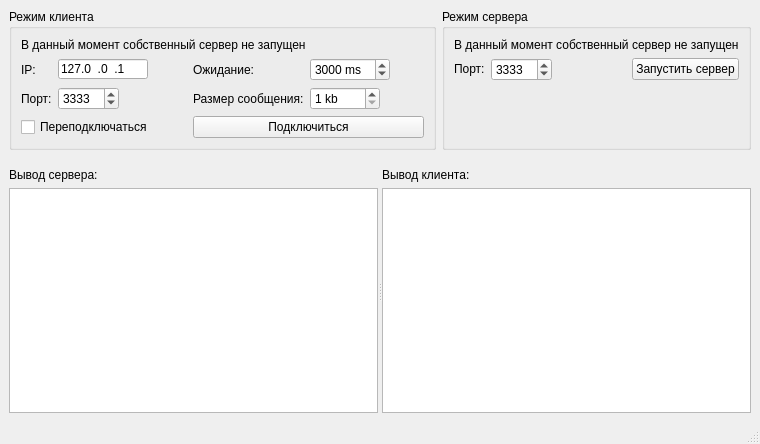
CJayM/PingPong, file mainwindow.ui: the form before one commit.
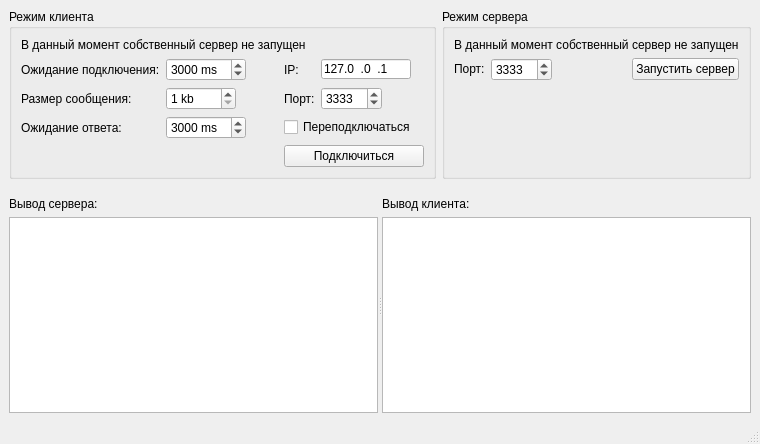
The form after the commit.

Diff of the .ui file:
```diff
--- a/mainwindow.ui
+++ b/mainwindow.ui
@@ -48,11 +48,59 @@
            </property>
            <layout class="QVBoxLayout" name="verticalLayout_9">
             <item>
-             <layout class="QGridLayout" name="gridLayout" columnstretch="0,0,1,0,0">
-              <item row="1" column="0">
-               <widget class="QLabel" name="label">
+             <layout class="QGridLayout" name="gridLayout_3">
+              <item row="1" column="4">
+               <layout class="QHBoxLayout" name="horizontalLayout_5">
+                <item>
+                 <widget class="QLineEdit" name="editServerIp">
+                  <property name="sizePolicy">
+                   <sizepolicy hsizetype="Minimum" vsizetype="Fixed">
+                    <horstretch>0</horstretch>
+                    <verstretch>0</verstretch>
+                   </sizepolicy>
+                  </property>
+                  <property name="minimumSize">
+                   <size>
+                    <width>90</width>
+                    <height>20</height>
+                   </size>
+                  </property>
+                  <property name="maximumSize">
+                   <size>
+                    <width>30</width>
+                    <height>20</height>
+                   </size>
+                  </property>
+                  <property name="inputMask">
+                   <string notr="true">000.000.000.000</string>
+                  </property>
+                  <property name="text">
+                   <string>127.0.0.1</string>
+                  </property>
+                  <property name="maxLength">
+                   <number>15</number>
+                  </property>
+                 </widget>
+                </item>
+                <item>
+                 <spacer name="horizontalSpacer_3">
+                  <property name="orientation">
+                   <enum>Qt::Horizontal</enum>
+                  </property>
+                  <property name="sizeHint" stdset="0">
+                   <size>
+                    <width>40</width>
+                    <height>20</height>
+                   </size>
+                  </property>
+                 </spacer>
+                </item>
+               </layout>
+              </item>
+              <item row="2" column="0">
+               <widget class="QLabel" name="label_6">
                 <property name="text">
-                 <string>IP:</string>
+                 <string>Размер сообщения:</string>
                 </property>
                </widget>
               </item>
@@ -76,14 +124,56 @@
                 </property>
                </spacer>
               </item>
-              <item row="2" column="0">
-               <widget class="QLabel" name="label_2">
+              <item row="3" column="1">
+               <layout class="QHBoxLayout" name="horizontalLayout_7">
+                <item>
+                 <widget class="QSpinBox" name="spinAnswerTimeout">
+                  <property name="sizePolicy">
+                   <sizepolicy hsizetype="Minimum" vsizetype="Fixed">
+                    <horstretch>0</horstretch>
+                    <verstretch>0</verstretch>
+                   </sizepolicy>
+                  </property>
+                  <property name="minimumSize">
+                   <size>
+                    <width>0</width>
+                    <height>20</height>
+                   </size>
+                  </property>
+                  <property name="suffix">
+                   <string> ms</string>
+                  </property>
+                  <property name="maximum">
+                   <number>30000</number>
+                  </property>
+                  <property name="value">
+                   <number>3000</number>
+                  </property>
+                 </widget>
+                </item>
+                <item>
+                 <spacer name="horizontalSpacer_8">
+                  <property name="orientation">
+                   <enum>Qt::Horizontal</enum>
+                  </property>
+                  <property name="sizeHint" stdset="0">
+                   <size>
+                    <width>40</width>
+                    <height>20</height>
+                   </size>
+                  </property>
+                 </spacer>
+                </item>
+               </layout>
+              </item>
+              <item row="3" column="0">
+               <widget class="QLabel" name="label_8">
                 <property name="text">
-                 <string>Порт:</string>
+                 <string>Ожидание ответа:</string>
                 </property>
                </widget>
               </item>
-              <item row="1" column="4">
+              <item row="1" column="1">
                <layout class="QHBoxLayout" name="horizontalLayout_3">
                 <item>
                  <widget class="QSpinBox" name="spinClientTimeout">
@@ -125,7 +215,14 @@
                 </item>
                </layout>
               </item>
-              <item row="2" column="4">
+              <item row="2" column="3">
+               <widget class="QLabel" name="label_2">
+                <property name="text">
+                 <string>Порт:</string>
+                </property>
+               </widget>
+              </item>
+              <item row="2" column="1">
                <layout class="QHBoxLayout" name="horizontalLayout_6">
                 <item>
                  <widget class="QSpinBox" name="spinPacketSize">
@@ -170,14 +267,7 @@
                 </item>
                </layout>
               </item>
-              <item row="2" column="3">
-               <widget class="QLabel" name="label_6">
-                <property name="text">
-                 <string>Размер сообщения:</string>
-                </property>
-               </widget>
-              </item>
-              <item row="2" column="1">
+              <item row="2" column="4">
                <layout class="QHBoxLayout" name="horizontalLayout">
                 <item>
                  <widget class="QSpinBox" name="spinClientPort">
@@ -216,69 +306,28 @@
                 </item>
                </layout>
               </item>
-              <item row="1" column="1">
-               <layout class="QHBoxLayout" name="horizontalLayout_5">
-                <item>
-                 <widget class="QLineEdit" name="editServerIp">
-                  <property name="sizePolicy">
-                   <sizepolicy hsizetype="Minimum" vsizetype="Fixed">
-                    <horstretch>0</horstretch>
-                    <verstretch>0</verstretch>
-                   </sizepolicy>
-                  </property>
-                  <property name="minimumSize">
-                   <size>
-                    <width>90</width>
-                    <height>20</height>
-                   </size>
-                  </property>
-                  <property name="maximumSize">
-                   <size>
-                    <width>30</width>
-                    <height>20</height>
-                   </size>
-                  </property>
-                  <property name="inputMask">
-                   <string notr="true">000.000.000.000</string>
-                  </property>
-                  <property name="text">
-                   <string>127.0.0.1</string>
-                  </property>
-                  <property name="maxLength">
-                   <number>15</number>
-                  </property>
-                 </widget>
-                </item>
-                <item>
-                 <spacer name="horizontalSpacer_3">
-                  <property name="orientation">
-                   <enum>Qt::Horizontal</enum>
-                  </property>
-                  <property name="sizeHint" stdset="0">
-                   <size>
-                    <width>40</width>
-                    <height>20</height>
-                   </size>
-                  </property>
-                 </spacer>
-                </item>
-               </layout>
-              </item>
-              <item row="1" column="3">
-               <widget class="QLabel" name="label_5">
-                <property name="text">
-                 <string>Ожидание:</string>
-                </property>
-               </widget>
-              </item>
-              <item row="3" column="3" colspan="2">
+              <item row="4" column="3" colspan="2">
                <widget class="QPushButton" name="btnClient">
                 <property name="text">
                  <string>Подключиться</string>
                 </property>
                </widget>
               </item>
-              <item row="3" column="0" colspan="2">
+              <item row="1" column="0">
+               <widget class="QLabel" name="label_5">
+                <property name="text">
+                 <string>Ожидание подключения:</string>
+                </property>
+               </widget>
+              </item>
+              <item row="1" column="3">
+               <widget class="QLabel" name="label">
+                <property name="text">
+                 <string>IP:</string>
+                </property>
+               </widget>
+              </item>
+              <item row="3" column="3" colspan="2">
                <widget class="QCheckBox" name="checkBox">
                 <property name="text">
                  <string>Переподключаться</string>
```
Left out of the diff: 1 changed line with no effect on the pictures.
